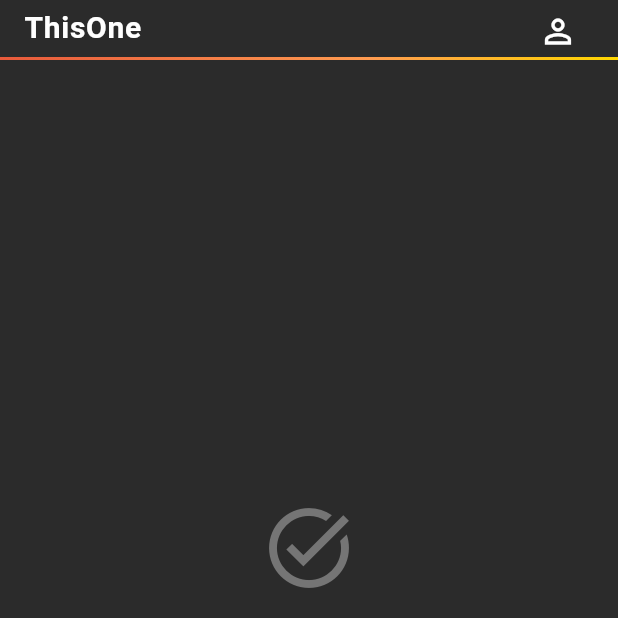
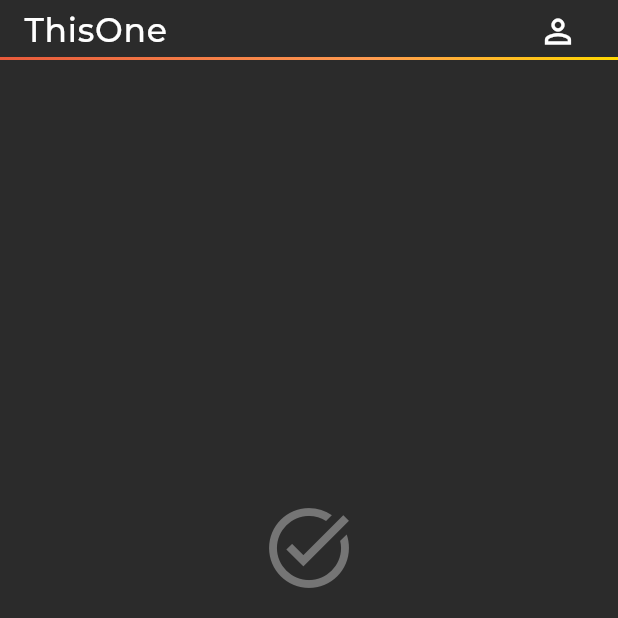
Before and after one commit to Kamon-Tahara-504/ThisOne-NewRepository, a Flutter app: the screen it shows after launch, on a phone screen of 412 x 824 dp, the top half of it. Run offline on Flutter 3.47's test engine with Material 3 defaults, Android fonts, the light colour scheme and no system bars; our stand-ins replace google_fonts, supabase_flutter, table_calendar; accounts and stored records are empty.

Commit message:
v1.0.8-dev googleフォントの実装

```diff
--- a/lib/main.dart
+++ b/lib/main.dart
@@ -1,4 +1,5 @@
 import 'package:flutter/material.dart';
+import 'package:google_fonts/google_fonts.dart';
 import 'gradients.dart';
 import 'supabase_config.dart';
 import 'screens/auth_screen.dart';
@@ -106,13 +107,13 @@ class _MainScreenState extends State<MainScreen> {
                           padding: const EdgeInsets.symmetric(horizontal: 16.0, vertical: 4.0), // 縦パディングを追加
                           child: Row(
                             children: [
-                              // 左寄せのタイトル
+                              // ヘッダー左寄せのタイトル
                               Text(
                                 'ThisOne',
-                                style: const TextStyle(
+                                style: GoogleFonts.montserrat(
                                   color: Colors.white,
-                                  fontSize: 20, // 18pxから20pxに戻す
-                                  fontWeight: FontWeight.w700,
+                                  fontSize: 22,
+                                  fontWeight: FontWeight.w500, // 文字の太さ
                                   letterSpacing: 0.5,
                                 ),
                               ),
--- a/lib/screens/auth_screen.dart
+++ b/lib/screens/auth_screen.dart
@@ -152,7 +152,7 @@ class _AuthScreenState extends State<AuthScreen> {
                                 _isSignUp ? 'サインアップ' : 'ログイン',
                                 style: const TextStyle(
                                   color: Colors.white,
-                                  fontSize: 20, // 18pxから20pxに戻す
+                                  fontSize: 20,
                                   fontWeight: FontWeight.w700,
                                   letterSpacing: 0.5,
                                 ),
--- a/pubspec.yaml
+++ b/pubspec.yaml
@@ -38,6 +38,9 @@ dependencies:
   # Supabase dependencies
   supabase_flutter: ^2.5.6
   table_calendar: ^3.0.9
+
+  # Google Fonts for custom typography
+  google_fonts: ^6.1.0
 
 dev_dependencies:
   flutter_test:
```
Also changed, not shown: pubspec.lock.
